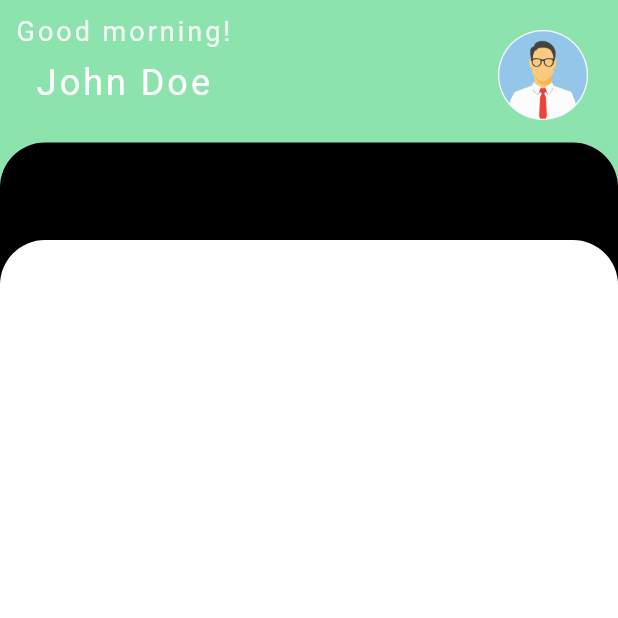
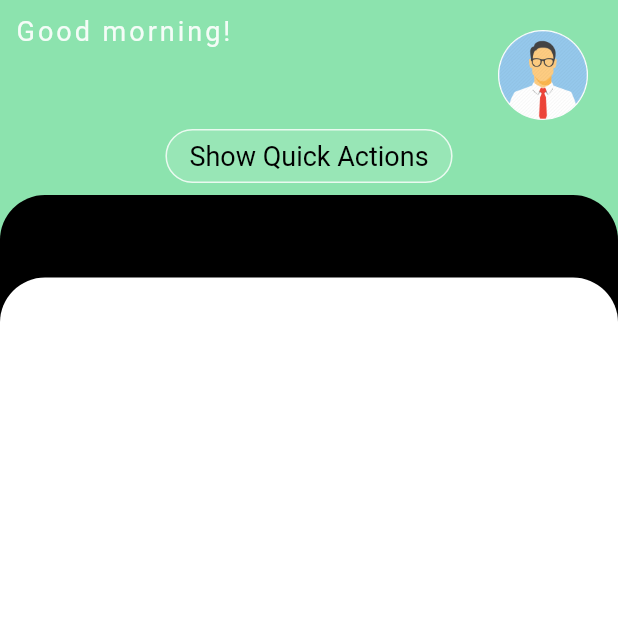
Before and after one commit to suljevicsemir/transactions_app, a Flutter app: the Home screen opened by its route, on a phone screen of 412 x 824 dp, the top half of it. Run offline on Flutter 3.47's test engine with Material 2 defaults, Android fonts, the phone set to English and light mode, and no system bars; our stand-ins replace cloud_firestore, firebase_auth, firebase_core, flutter_secure_storage; missing offline and left inert: flutter_beep; accounts and stored records are empty.

Commit message:
Fetching user data from the Firebase Firestore.

```diff
--- /dev/null
+++ b/lib/firebase_services/firestore_provider.dart
@@ -0,0 +1,16 @@
+
+
+import 'package:cloud_firestore/cloud_firestore.dart';
+import 'package:transactions_app/models/account.dart';
+
+class FirestoreProvider {
+
+  final _accounts = FirebaseFirestore.instance.collection('accounts');
+
+  getUserData(String id) async{
+    return  Account.fromSnapshot((await _accounts.doc(id).get()));
+  }
+
+
+
+}
--- /dev/null
+++ b/lib/models/account.dart
@@ -0,0 +1,20 @@
+
+
+import 'package:cloud_firestore/cloud_firestore.dart';
+
+class Account {
+  double balance, limit, monthLimit;
+  String firstName, lastName, displayName, email;
+
+  Account.fromSnapshot(DocumentSnapshot snapshot) {
+    balance = snapshot.get('balance') ;
+    limit = snapshot.get('limit') ;
+    monthLimit = snapshot.get('monthLimit') ;
+    firstName = snapshot.get('firstName');
+    lastName = snapshot.get('lastName');
+    displayName = snapshot.get('displayName');
+    email = snapshot.get('email');
+  }
+
+
+}
--- a/lib/screens/home.dart
+++ b/lib/screens/home.dart
@@ -1,13 +1,14 @@
 
 
-import 'package:cloud_firestore/cloud_firestore.dart';
 import 'package:firebase_auth/firebase_auth.dart';
 import 'package:flutter/material.dart';
+import 'package:transactions_app/firebase_services/firestore_provider.dart';
+import 'package:transactions_app/models/account.dart';
 import 'package:transactions_app/palette.dart';
 import 'package:transactions_app/widget/circle_painter.dart';
 
 class Home extends StatefulWidget {
-
+  final _firestoreProvider = FirestoreProvider();
   static const route = '/home';
 
   @override
@@ -16,40 +17,29 @@ class Home extends StatefulWidget {
 
 class _HomeState extends State<Home> {
 
-  Stream _stream;
-  final FirebaseFirestore _firestoreInstance = FirebaseFirestore.instance;
   final  _currentUser = FirebaseAuth.instance.currentUser;
-  DocumentSnapshot userData;
-  String userName;
+  Account _userData = null;
+  var _dynamicHeight = 0.0;
+  bool isQuickActionsShowed = false;
+
   @override
   void initState()  {
     super.initState();
-    isInfoOpened = false;
-
+    if(_userData == null) {
+      _getAccountData().then((value) {
+        setState(() {
+          _userData = value;
+        });
+      });
     }
-
-  _changeInfoState() {
-    setState(() {
-      if(isInfoOpened) isInfoOpened = false;
-      else isInfoOpened = true;
-    });
   }
 
 
-  bool isInfoOpened;
-
-  var infoBoxConstraintsOpened = BoxConstraints(
-    minHeight: 200,
-  );
-  var infoBoxConstraintsClosed = BoxConstraints(
-    maxHeight: 100
-  );
 
 
 
   @override
   Widget build(BuildContext context) {
-
     return Scaffold(
       body: SafeArea(
         child: Stack(
@@ -60,6 +50,7 @@ class _HomeState extends State<Home> {
                 color: Palette.themeGreen,
                 child: Column(
                   mainAxisAlignment: MainAxisAlignment.start,
+                  crossAxisAlignment: CrossAxisAlignment.start,
                   children: [
                     Row(
                       crossAxisAlignment: CrossAxisAlignment.start,
@@ -72,7 +63,7 @@ class _HomeState extends State<Home> {
                               Text('Good morning!', style: TextStyle(color: Colors.white.withOpacity(0.9), fontSize: 18, letterSpacing: 2.0, fontFamily: 'Roboto'), ),
                               Container(
                                   margin: EdgeInsets.only(top: 10),
-                                  child: Text('John Doe', style: TextStyle(color: Colors.white, fontSize: 24, fontFamily: 'Roboto', letterSpacing: 2.0),))
+                                  child: _userData == null ? Text('') : Text(_userData.firstName + ' ' + _userData.lastName, style: TextStyle(color: Colors.white, fontSize: 24, fontFamily: 'Roboto', letterSpacing: 2.0),))
                             ],
                           ),
                         ),
@@ -86,6 +77,22 @@ class _HomeState extends State<Home> {
                             )
                         )
                       ],
+                    ),
+                    Center(
+                      child: FlatButton(
+                        onPressed: () => _quickActionsChange(),
+                        color: Colors.white.withOpacity(0.1),
+                        shape: RoundedRectangleBorder(
+                            borderRadius: BorderRadius.circular(20),
+                            side: BorderSide(color: Colors.white.withOpacity(0.8))
+                        ),
+                        child: AnimatedDefaultTextStyle(
+                          duration: const Duration(milliseconds: 500),
+                          style: TextStyle(color: Colors.black, fontSize: 18),
+                          child: isQuickActionsShowed == true ? Text('Hide Quick Actions') : Text('Show Quick Actions')
+                        ),
+
+                      ),
                     ),
                     SizedBox(height: 20,),
                     Row(
@@ -117,7 +124,7 @@ class _HomeState extends State<Home> {
                           ),
                         )
                       ],
-                    )
+                    ),
                   ],
                 )
               ),
@@ -125,7 +132,7 @@ class _HomeState extends State<Home> {
             Positioned(
               child: AnimatedContainer(
                 duration: const Duration(milliseconds: 500),
-                margin: EdgeInsets.only(top: 95),
+                margin: EdgeInsets.only(top: 130 + _dynamicHeight),
                 decoration: BoxDecoration(
                     borderRadius: BorderRadius.only(
                         topRight: Radius.circular(30),
@@ -133,12 +140,23 @@ class _HomeState extends State<Home> {
                     ),
                     color: Colors.black
                 ),
+                constraints: BoxConstraints(
+                  minHeight: 105,
+                  maxHeight: double.infinity
+                ),
+                child: Row(
+                  mainAxisAlignment: MainAxisAlignment.spaceEvenly,
+                  crossAxisAlignment: CrossAxisAlignment.start,
+                  children: [
+
+                  ],
+                ),
               ),
             ),
             Positioned(
               child: AnimatedContainer(
                 duration: const Duration(milliseconds: 500),
-                margin: EdgeInsets.only(top: 160),
+                margin: EdgeInsets.only(top: 185 + _dynamicHeight),
                 decoration: BoxDecoration(
                     borderRadius: BorderRadius.only(
                         topRight: Radius.circular(30),
@@ -159,4 +177,26 @@ class _HomeState extends State<Home> {
 
   }
 
+
+
+  Future _getAccountData() async {
+    return await widget._firestoreProvider.getUserData(_currentUser.uid);
   }
+
+  _quickActionsChange() {
+    setState(() {
+      if(isQuickActionsShowed) {
+        isQuickActionsShowed = false;
+        _dynamicHeight = 0.0;
+      }
+      else {
+        isQuickActionsShowed = true;
+        _dynamicHeight = 100;
+      }
+    });
+  }
+
+
+
+
+}
```
Lines whose indentation alone changed are shown as unchanged.
